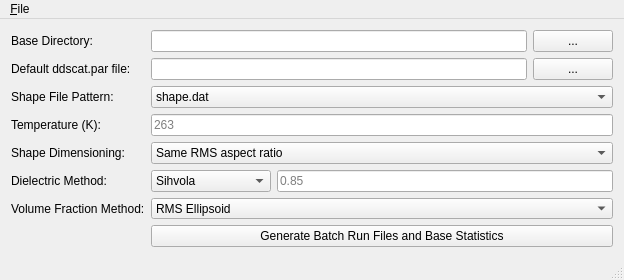
Qt form rtmath/rtmath-apps/tmatrix-convert-from-ddscat/frmmain.ui (rhoneyager/rtmath) before a commit.
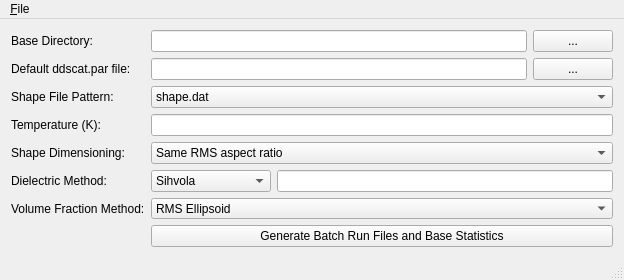
The same form after that commit.

Commit message: Qt textbox placeholder fix for crystallus. Adds cmake option to enable workaround.

```diff
--- a/rtmath/rtmath-apps/tmatrix-convert-from-ddscat/frmmain.ui
+++ b/rtmath/rtmath-apps/tmatrix-convert-from-ddscat/frmmain.ui
@@ -103,9 +103,6 @@
       <property name="statusTip">
        <string>Specify the temperature (in Kelvin)</string>
       </property>
-      <property name="placeholderText">
-       <string>263</string>
-      </property>
      </widget>
     </item>
     <item row="4" column="0">
@@ -235,9 +232,6 @@
         <property name="statusTip">
          <string>Value of nu for the Sihvola method</string>
         </property>
-        <property name="placeholderText">
-         <string>0.85</string>
-        </property>
        </widget>
       </item>
      </layout>
```
The commit also changes 8 other files.
